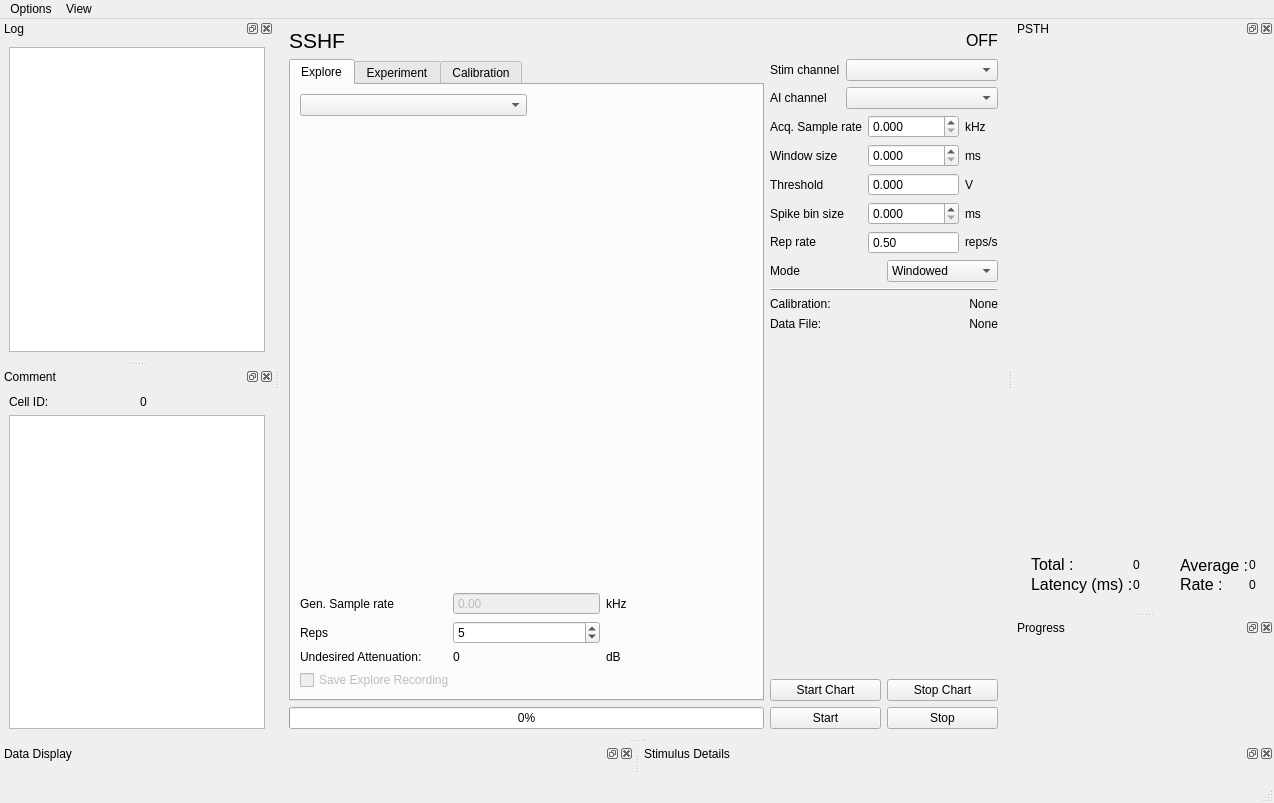
Qt form spikeylab/gui/main_control.ui (portfors-lab/sparkle) before a commit.
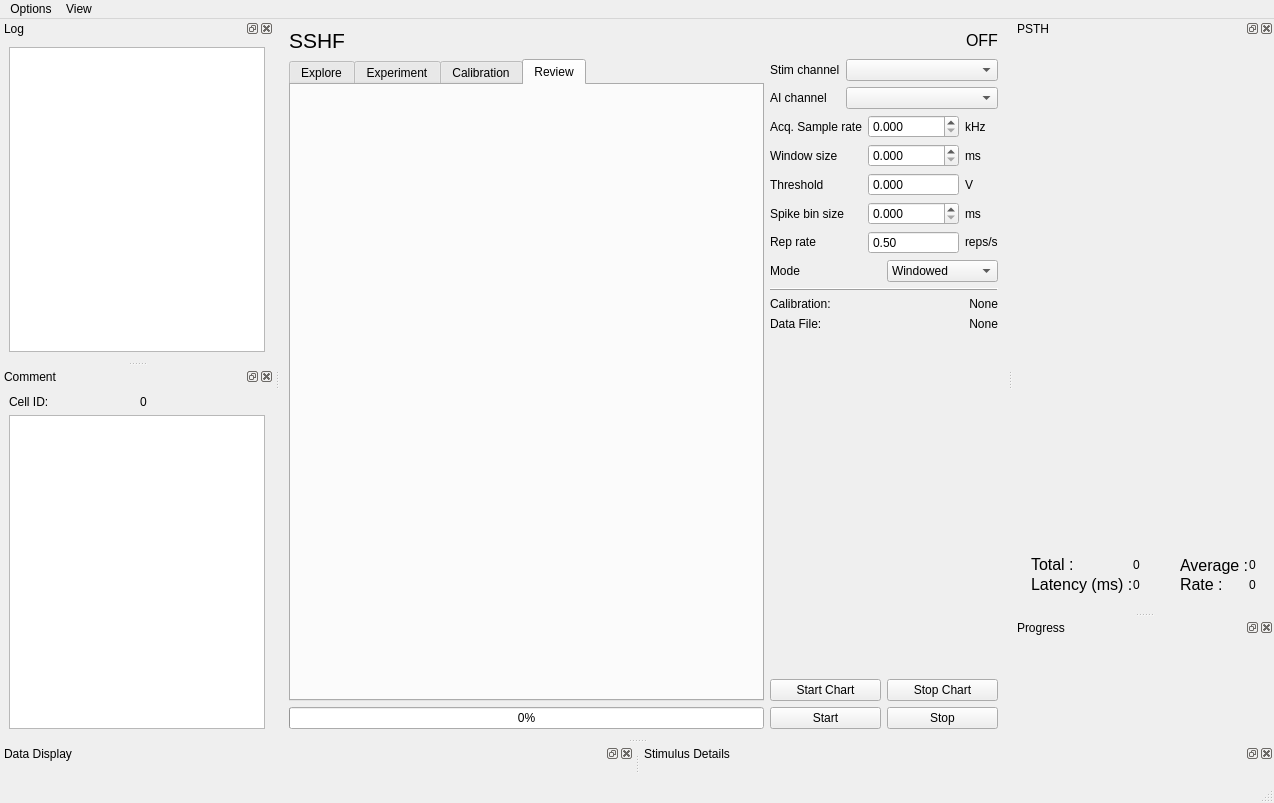
The same form after that commit. Custom widgets are drawn as their Qt base class.

Commit message: Added data review to main GUI

```diff
--- a/spikeylab/gui/main_control.ui
+++ b/spikeylab/gui/main_control.ui
@@ -63,7 +63,7 @@
         <item>
          <widget class="QTabWidget" name="tabGroup">
           <property name="currentIndex">
-           <number>0</number>
+           <number>3</number>
           </property>
           <widget class="QWidget" name="tabExplore">
            <attribute name="title">
@@ -349,6 +349,16 @@
             </item>
            </layout>
           </widget>
+          <widget class="QWidget" name="tabReview">
+           <attribute name="title">
+            <string>Review</string>
+           </attribute>
+           <layout class="QVBoxLayout" name="verticalLayout_13">
+            <item>
+             <widget class="QDataReviewer" name="reviewer" native="true"/>
+            </item>
+           </layout>
+          </widget>
          </widget>
         </item>
         <item>
@@ -1080,6 +1090,12 @@
    <header>spikeylab.gui.stim.detail_widget</header>
    <container>1</container>
   </customwidget>
+  <customwidget>
+   <class>QDataReviewer</class>
+   <extends>QWidget</extends>
+   <header>spikeylab.gui.data_review</header>
+   <container>1</container>
+  </customwidget>
  </customwidgets>
  <resources/>
  <connections>
```
The commit also changes 7 other files.
